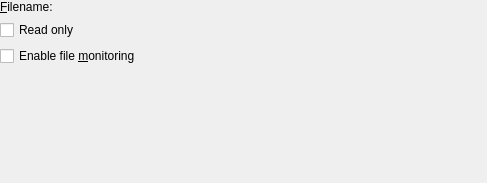
KDE/kdepim-runtime, file resources/shared/singlefileresourceconfigwidget_mobile.ui: the form before one commit.
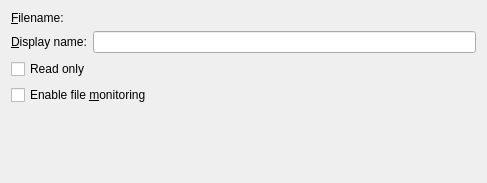
The form after the commit. Custom widgets are drawn as their Qt base class.

Diff of the .ui file:
```diff
--- a/resources/shared/singlefileresourceconfigwidget_mobile.ui
+++ b/resources/shared/singlefileresourceconfigwidget_mobile.ui
@@ -10,10 +10,6 @@
     <height>183</height>
    </rect>
   </property>
-  <widget class="QWidget" name="tab">
-   <attribute name="title">
-    <string>File</string>
-   </attribute>
    <layout class="QVBoxLayout" name="verticalLayout">
     <item>
      <layout class="QHBoxLayout" name="horizontalLayout">
@@ -33,11 +29,6 @@
      </layout>
     </item>
     <item>
-     <widget class="QLabel" name="statusLabel">
-      <property name="text">
-       <string>Status:</string>
-      </property>
-     </widget>
      <layout class="QHBoxLayout" name="horizontalLayout_2">
       <item>
        <widget class="QLabel" name="label_2">
@@ -68,20 +59,32 @@
       </property>
      </widget>
     </item>
-   </layout>
-  </widget>
+   <item>
+    <spacer name="verticalSpacer">
+     <property name="orientation">
+      <enum>Qt::Vertical</enum>
+     </property>
+     <property name="sizeHint" stdset="0">
+      <size>
+       <width>20</width>
+       <height>40</height>
+      </size>
+     </property>
+    </spacer>
+   </item>
+  </layout>
  </widget>
  <customwidgets>
-  <customwidget>
-   <class>KLineEdit</class>
-   <extends>QLineEdit</extends>
-   <header>klineedit.h</header>
-  </customwidget>
   <customwidget>
    <class>KUrlRequester</class>
    <extends>QFrame</extends>
    <header>kurlrequester.h</header>
   </customwidget>
+  <customwidget>
+   <class>KLineEdit</class>
+   <extends>QLineEdit</extends>
+   <header>klineedit.h</header>
+  </customwidget>
  </customwidgets>
  <resources/>
  <connections/>
```
Lines whose indentation alone changed are shown as unchanged.
